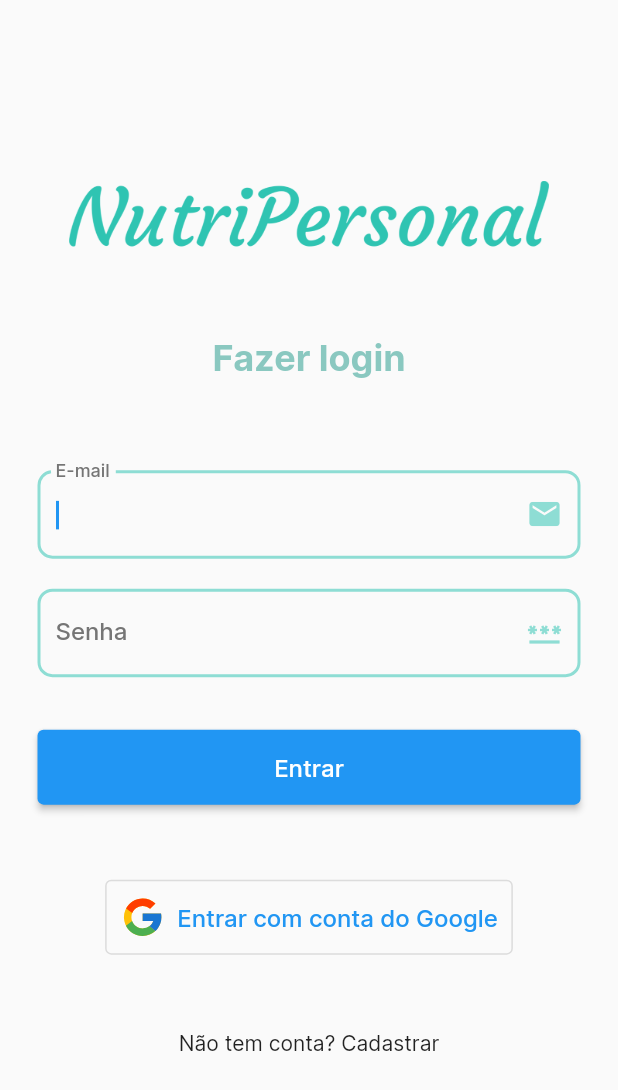
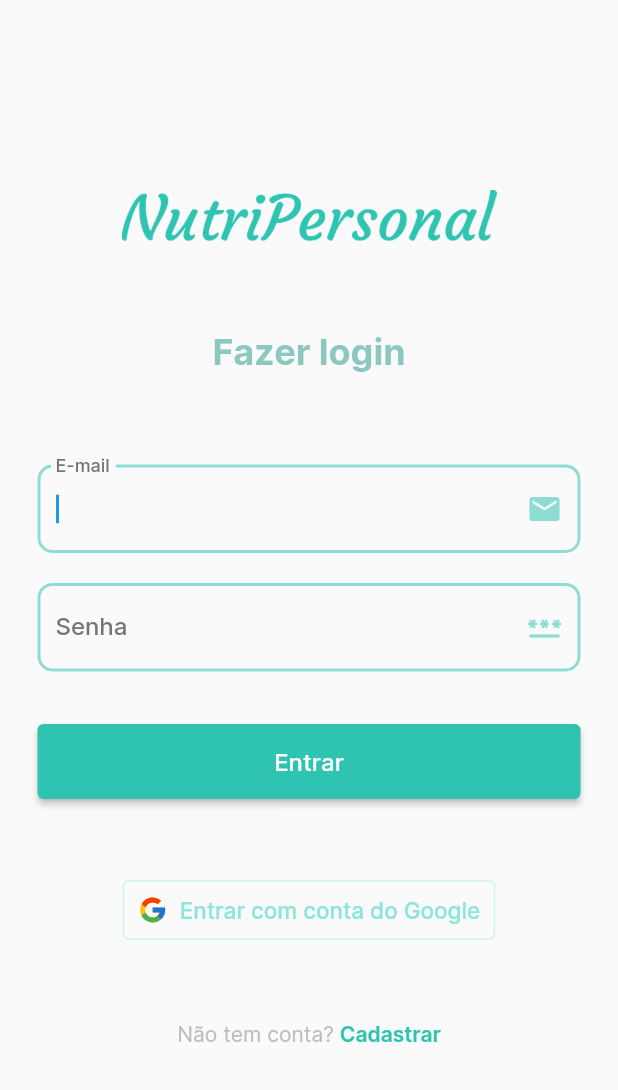
Before and after one commit to NutriPersonal/mobile, a Flutter app: the screen it shows after launch, on a phone screen of 412 x 824 dp. Shown: the top 1090 px of the screen. Run offline on Flutter 3.47's test engine with Material 2 defaults, Android fonts, the phone set to English and light mode, and no system bars; our stand-ins replace firebase_core, flutter_svg; accounts and stored records are empty.

Commit message:
refactor: fix colors and sizees

```diff
--- a/lib/core/auth/auth/auth_screen.dart
+++ b/lib/core/auth/auth/auth_screen.dart
@@ -29,7 +29,7 @@ class AuthScreen extends StatelessWidget {
                       children: [
                         const Image(
                           image: AssetImage(AppAssets.logotype),
-                          width: 320,
+                          width: 250,
                         ),
                         const Padding(
                           padding: EdgeInsets.symmetric(vertical: 60),
@@ -49,10 +49,11 @@ class AuthScreen extends StatelessWidget {
                             input("Senha", Icons.password, _pwdController),
                             const SizedBox(height: 35),
                             ElevatedButton(
+                              onPressed: loginWithPasswd,
                               style: ElevatedButton.styleFrom(
+                                primary: const Color(0xff2FC4B2),
                                 minimumSize: const Size.fromHeight(50),
                               ),
-                              onPressed: loginWithPasswd,
                               child: const Text(
                                 "Entrar",
                                 style: TextStyle(fontSize: 16),
@@ -67,34 +68,29 @@ class AuthScreen extends StatelessWidget {
                                     onPressed: loginWithGoogle,
                                     style: OutlinedButton.styleFrom(
                                       padding: EdgeInsets.all(10),
+                                      primary: Color(0xff8DE5DB),
+                                      side: BorderSide(
+                                        width: 1,
+                                        color: Color(0x99B2F0E8),
+                                      ),
                                     ),
                                     label: const Text(
                                       "Entrar com conta do Google",
-                                      style: TextStyle(fontSize: 16),
+                                      style: TextStyle(
+                                        fontSize: 15,
+                                        color: Color(0xff8DE5DB),
+                                      ),
                                     ),
                                     icon: SvgPicture.asset(
                                       AppAssets.googleIcon,
-                                      width: 30,
-                                      height: 30,
+                                      width: 20,
+                                      height: 20,
                                     ),
                                   ),
                                 ],
                               ),
                             ),
-                            Row(
-                              mainAxisAlignment: MainAxisAlignment.center,
-                              children: [
-                                Text("Não tem conta? "),
-                                InkWell(
-                                  highlightColor: Colors.transparent,
-                                  focusColor: Colors.transparent,
-                                  hoverColor: Colors.transparent,
-                                  splashColor: Colors.transparent,
-                                  onTap: goToSignUpPage,
-                                  child: Text("Cadastrar"),
-                                ),
-                              ],
-                            ),
+                            _signUpRow(),
                           ],
                         ),
                       ],
@@ -138,6 +134,35 @@ class AuthScreen extends StatelessWidget {
     );
   }
 
+  Widget _signUpRow() {
+    var textStyle = TextStyle(
+      color: Colors.grey.shade400,
+    );
+
+    return Row(
+      mainAxisAlignment: MainAxisAlignment.center,
+      children: [
+        Text("Não tem conta? ", style: textStyle),
+        InkWell(
+          highlightColor: Colors.transparent,
+          focusColor: Colors.transparent,
+          hoverColor: Colors.transparent,
+          splashColor: Colors.transparent,
+          onTap: goToSignUpPage,
+          child: Text(
+            "Cadastrar",
+            style: textStyle.merge(
+              TextStyle(
+                color: Color(0xff2FC4B2),
+                fontWeight: FontWeight.w600,
+              ),
+            ),
+          ),
+        ),
+      ],
+    );
+  }
+
   void loginWithPasswd() {
     print("login with password");
   }
```
